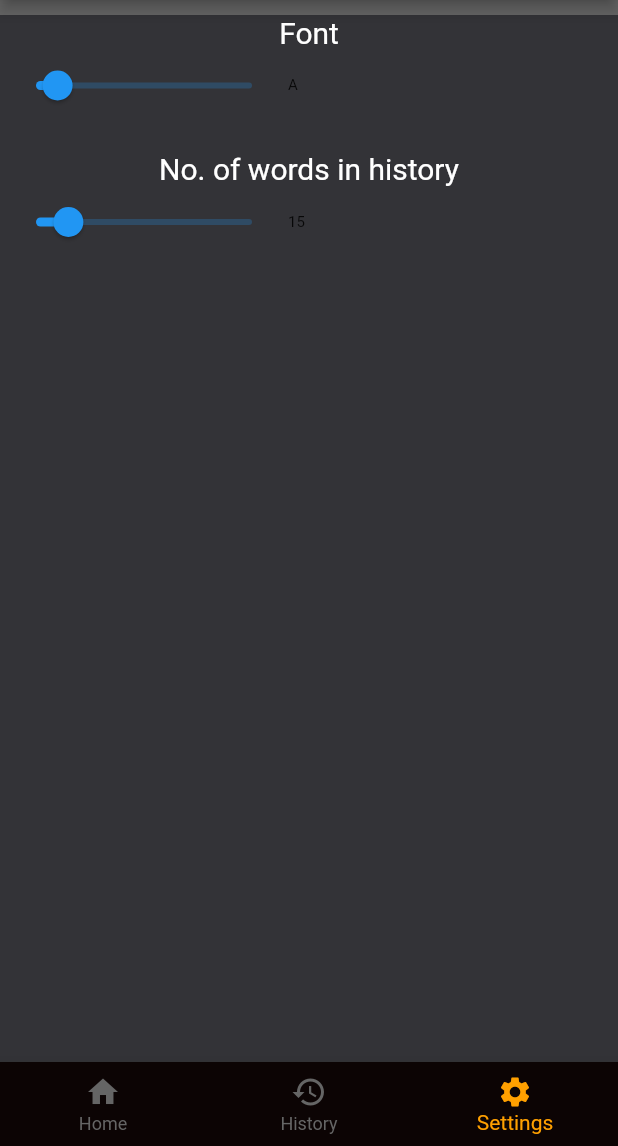
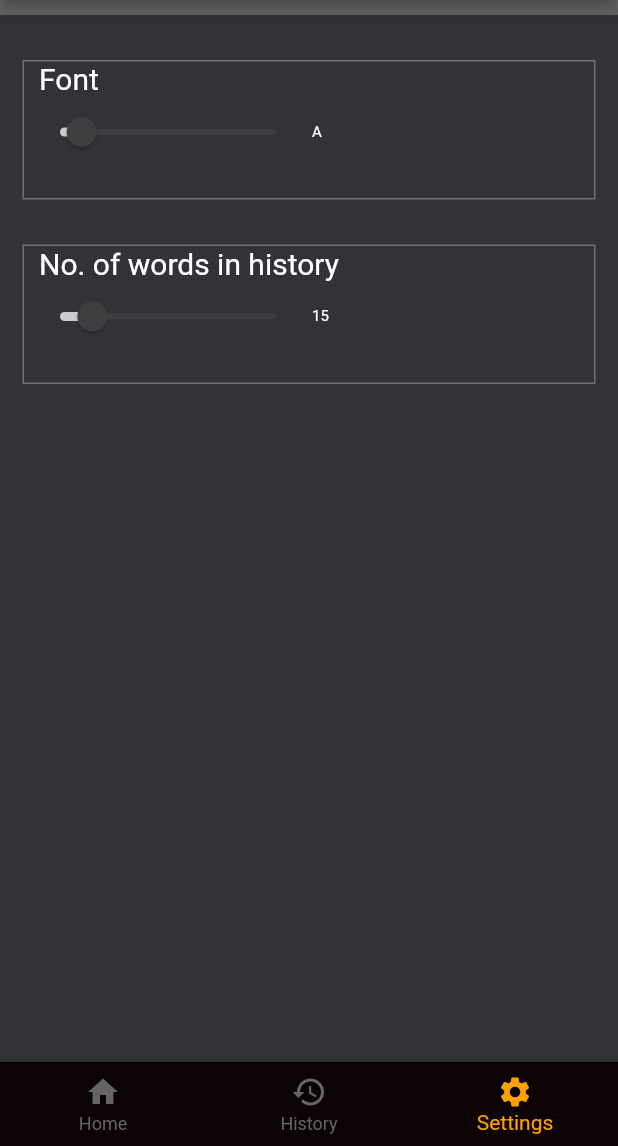
Before and after one commit to ParadoxPD/Dictionary-App, a Flutter app: the screen it shows after launch, item 3 of the bottom bar chosen, on a phone screen of 412 x 824 dp, the part 90-1236 px from its top. Run offline on Flutter 3.47's test engine with Material 2 defaults, Android fonts, the phone set to English and light mode, and no system bars.

Commit message:
Working on sliders : Settings page 2

```diff
--- a/app/lib/pages/mainBody/settings.dart
+++ b/app/lib/pages/mainBody/settings.dart
@@ -36,7 +36,8 @@ class _SettingsPage extends State<SettingsPage> {
                   "Font",
                   Text(
                     "A",
-                    style: TextStyle(fontSize: _fontSliderValue),
+                    style: TextStyle(
+                        fontSize: _fontSliderValue, color: Colors.white),
                   ), (double value) {
                 setState(() {
                   _fontSliderValue = value;
@@ -48,7 +49,8 @@ class _SettingsPage extends State<SettingsPage> {
                   "No. of words in history",
                   Text(
                     _noOfWordsInHistory.toString(),
-                    style: TextStyle(fontSize: _fontSliderValue),
+                    style: TextStyle(
+                        fontSize: _fontSliderValue, color: Colors.white),
                   ), (double value) {
                 setState(() {
                   _noOfWordsInHistory = value.toInt();
@@ -63,17 +65,36 @@ class _SettingsPage extends State<SettingsPage> {
   Widget createSlider(BuildContext context, double _value, String title,
       Text sideText, _onChanged) {
     return Container(
+      decoration: BoxDecoration(
+        color: const Color(0xff333337),
+        border: Border.all(
+          color: Color(0xff707070),
+          width: 1,
+        ),
+        borderRadius: BorderRadius.circular(0),
+      ),
+      margin: EdgeInsets.only(top: 30, left: 15, right: 15),
       child: Column(
         children: [
-          Align(
-              child: Text(
-            title,
-            textAlign: TextAlign.left,
-            style: TextStyle(color: Colors.white, fontSize: 20),
-          )),
+          Container(
+            padding: EdgeInsets.only(left: 10),
+            child: Align(
+                alignment: Alignment.topLeft,
+                child: Text(
+                  title,
+                  textAlign: TextAlign.left,
+                  style: TextStyle(color: Colors.white, fontSize: 20),
+                )),
+          ),
           Row(
             children: [
-              Slider(value: _value, min: 0, max: 100, onChanged: _onChanged),
+              SliderTheme(
+                  data: SliderThemeData(
+                      thumbColor: Color(0xff3E3E3F),
+                      activeTrackColor: Color(0xffCDCDCD),
+                      inactiveTrackColor: Color(0xff3E3E3F)),
+                  child: Slider(
+                      value: _value, min: 0, max: 100, onChanged: _onChanged)),
               sideText
             ],
           ),
```
